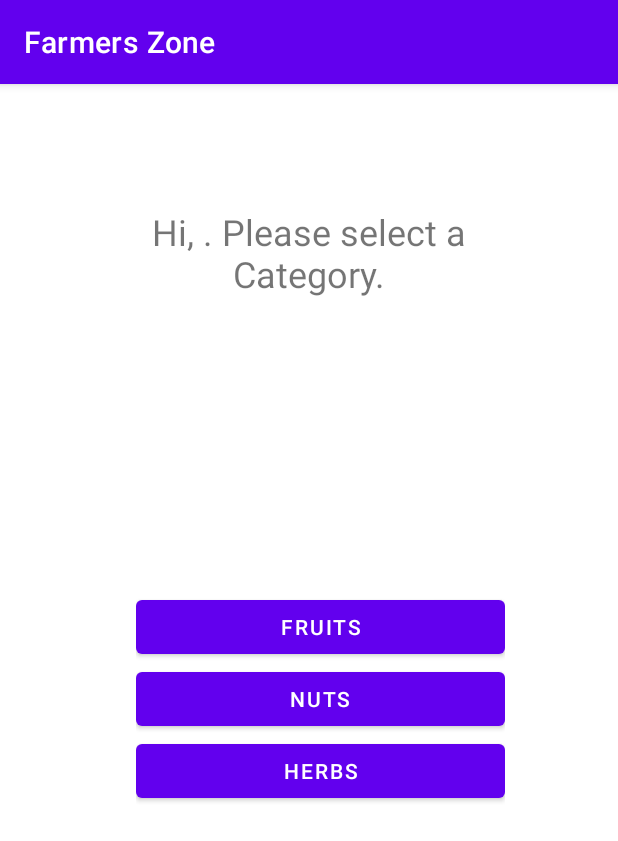
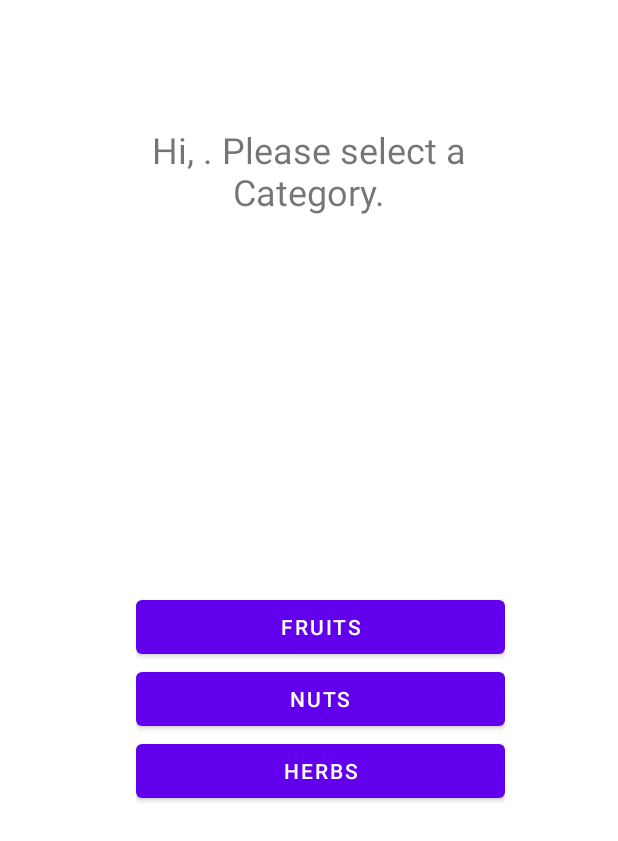
Before and after one commit to MutheuLinet/Farmers_Zone, an Android app: the screen it shows after launch (ActionsActivity), after a tap on "SUBMIT", on a phone screen of 412 x 824 dp. Shown: the top 841 px of the screen. Run offline under Robolectric (Android 15) with nearby library versions, the phone set to English and light mode, and no system bars; our stand-ins replace ButterKnife; Roboto replaces fonts that are not available here.

Commit message:
Add icons, colors and themes to res folder

```diff
--- a/app/src/main/res/values/colors.xml
+++ b/app/src/main/res/values/colors.xml
@@ -5,6 +5,6 @@
     <color name="purple_700">#FF3700B3</color>
     <color name="teal_200">#FF03DAC5</color>
     <color name="teal_700">#FF018786</color>
-    <color name="black">#FF000000</color>
+    <color name="black">#28282B</color>
     <color name="white">#FFFFFFFF</color>
 </resources>
--- a/app/src/main/res/values/ic_launcher_background.xml
+++ b/app/src/main/res/values/ic_launcher_background.xml
@@ -1,4 +1,4 @@
 <?xml version="1.0" encoding="utf-8"?>
 <resources>
-    <color name="ic_launcher_background">#FFFFFF</color>
+    <color name="ic_launcher_background">#3DDC84</color>
 </resources>
--- a/app/src/main/res/values/themes.xml
+++ b/app/src/main/res/values/themes.xml
@@ -1,6 +1,6 @@
 <resources xmlns:tools="http://schemas.android.com/tools">
     <!-- Base application theme. -->
-    <style name="Theme.FarmersZone" parent="Theme.MaterialComponents.DayNight.DarkActionBar">
+    <style name="Theme.FarmersZone" parent="Theme.MaterialComponents.Light.NoActionBar">
         <!-- Primary brand color. -->
         <item name="colorPrimary">@color/purple_500</item>
         <item name="colorPrimaryVariant">@color/purple_700</item>
@@ -13,4 +13,13 @@
         <item name="android:statusBarColor" tools:targetApi="l">?attr/colorPrimaryVariant</item>
         <!-- Customize your theme here. -->
     </style>
+
+
+    <style name="Theme.NavApplication.AppBarOverlay" parent="ThemeOverlay.AppCompat.Dark.ActionBar" />
+
+    <style name="Theme.NavApplication.PopupOverlay" parent="ThemeOverlay.AppCompat.Light" />
+<!--    <style name="Theme.NavApplication.NoActionBar">-->
+<!--        <item name="windowActionBar">false</item>-->
+<!--        <item name="windowNoTitle">true</item>-->
+<!--    </style>-->
 </resources>
```
Also changed, not shown: app/src/main/res/values/strings.xml (+7 -0 lines), app/src/main/ic_launcher-playstore.png, app/src/main/res/mipmap-hdpi/ic_launcher.png, app/src/main/res/mipmap-hdpi/ic_launcher_foreground.png, app/src/main/res/mipmap-hdpi/ic_launcher_round.png, app/src/main/res/mipmap-mdpi/ic_launcher.png, app/src/main/res/mipmap-mdpi/ic_launcher_foreground.png, app/src/main/res/mipmap-mdpi/ic_launcher_round.png, app/src/main/res/mipmap-xhdpi/ic_launcher.png, app/src/main/res/mipmap-xhdpi/ic_launcher_foreground.png, app/src/main/res/mipmap-xhdpi/ic_launcher_round.png, app/src/main/res/mipmap-xxhdpi/ic_launcher.png, app/src/main/res/mipmap-xxhdpi/ic_launcher_foreground.png, app/src/main/res/mipmap-xxhdpi/ic_launcher_round.png, 3 more files.
